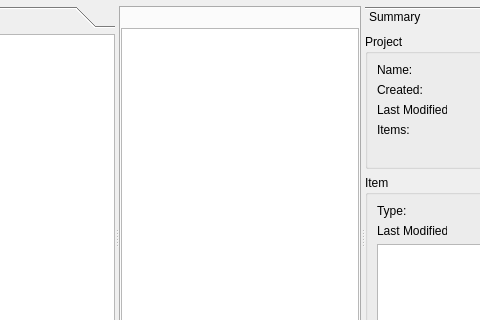
The window that sub3suite/src/project/Project.ui (3nock/OTE) describes before a commit, drawn with Qt 5; both pictures show x 112 to 592 and y 0 to 320 of the 727 by 469 pixel window.
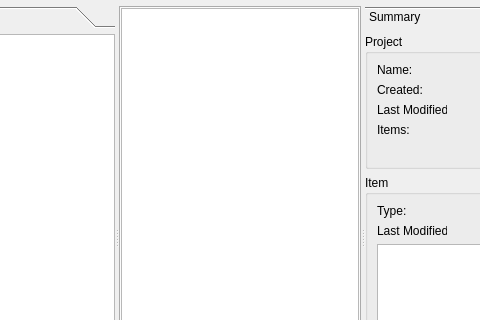
The same window after the commit. The open tabs and pages were chosen to show the change.

The edit to the form file:
```diff
--- a/sub3suite/src/project/Project.ui
+++ b/sub3suite/src/project/Project.ui
@@ -289,23 +289,6 @@
          <property name="bottomMargin">
           <number>2</number>
          </property>
-         <item>
-          <layout class="QHBoxLayout" name="horizontalLayoutNotes">
-           <item>
-            <spacer name="horizontalSpacer">
-             <property name="orientation">
-              <enum>Qt::Horizontal</enum>
-             </property>
-             <property name="sizeHint" stdset="0">
-              <size>
-               <width>40</width>
-               <height>20</height>
-              </size>
-             </property>
-            </spacer>
-           </item>
-          </layout>
-         </item>
          <item>
           <widget class="QPlainTextEdit" name="plainTextEdit"/>
          </item>
```
Left out of the diff: 4 changed lines with no effect on the pictures.
